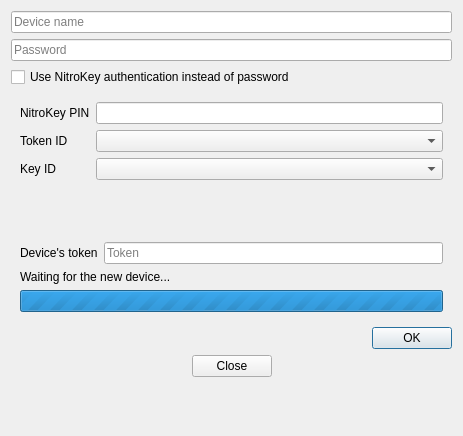
Scille/parsec-cloud, file parsec/core/gui/forms/register_device.ui: the form before one commit.
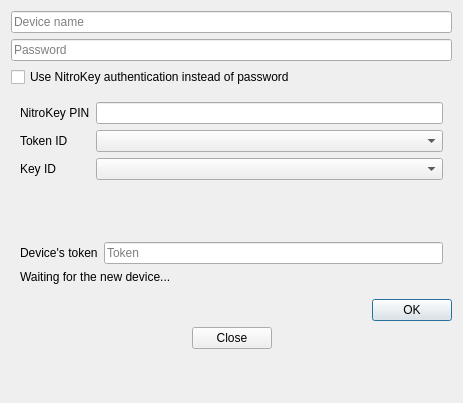
The form after the commit.

```diff
--- a/parsec/core/gui/forms/register_device.ui
+++ b/parsec/core/gui/forms/register_device.ui
@@ -10,7 +10,7 @@
     <x>0</x>
     <y>0</y>
     <width>463</width>
-    <height>436</height>
+    <height>403</height>
    </rect>
   </property>
   <property name="windowTitle">
@@ -140,31 +140,6 @@
           </property>
          </widget>
         </item>
-        <item>
-         <widget class="QProgressBar" name="config_waiter_progress">
-          <property name="enabled">
-           <bool>true</bool>
-          </property>
-          <property name="layoutDirection">
-           <enum>Qt::LeftToRight</enum>
-          </property>
-          <property name="maximum">
-           <number>0</number>
-          </property>
-          <property name="value">
-           <number>0</number>
-          </property>
-          <property name="textVisible">
-           <bool>false</bool>
-          </property>
-          <property name="orientation">
-           <enum>Qt::Horizontal</enum>
-          </property>
-          <property name="invertedAppearance">
-           <bool>false</bool>
-          </property>
-         </widget>
-        </item>
        </layout>
       </widget>
      </item>
```
